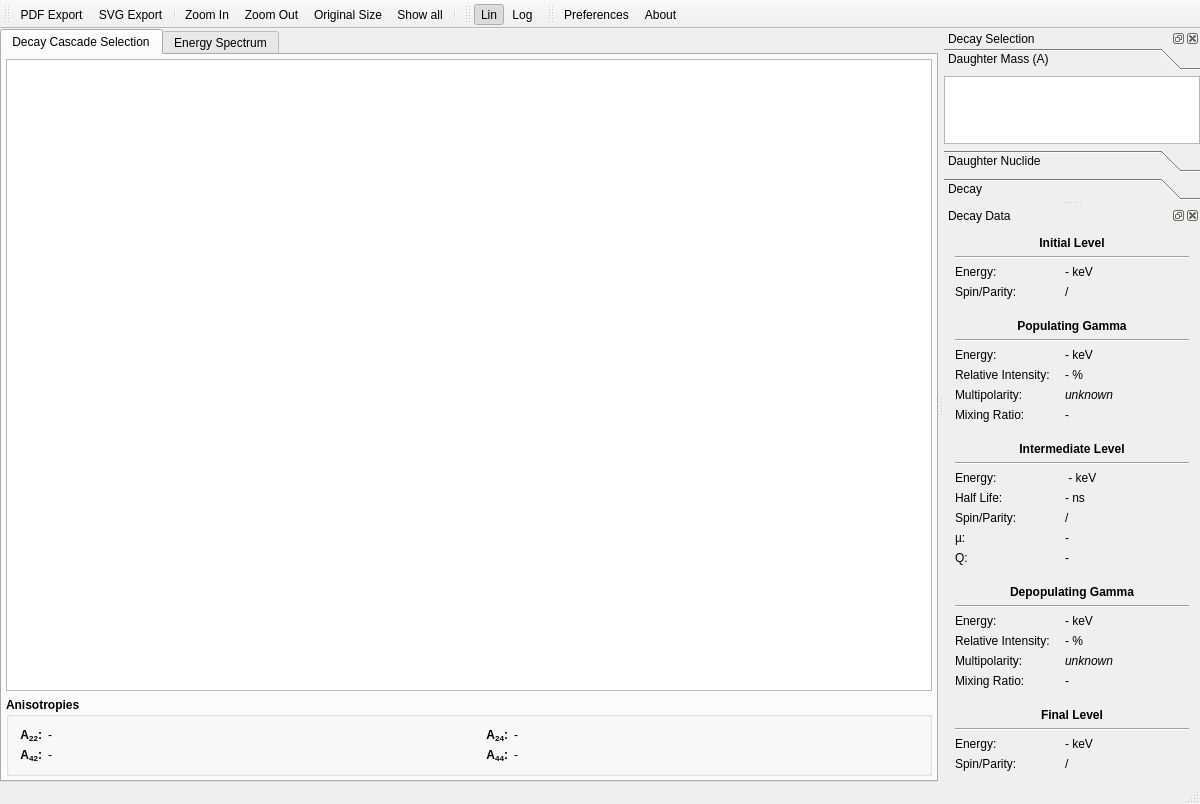
ferdymercury/nuclei, file trunk/Kaihen.ui: the form before one commit.
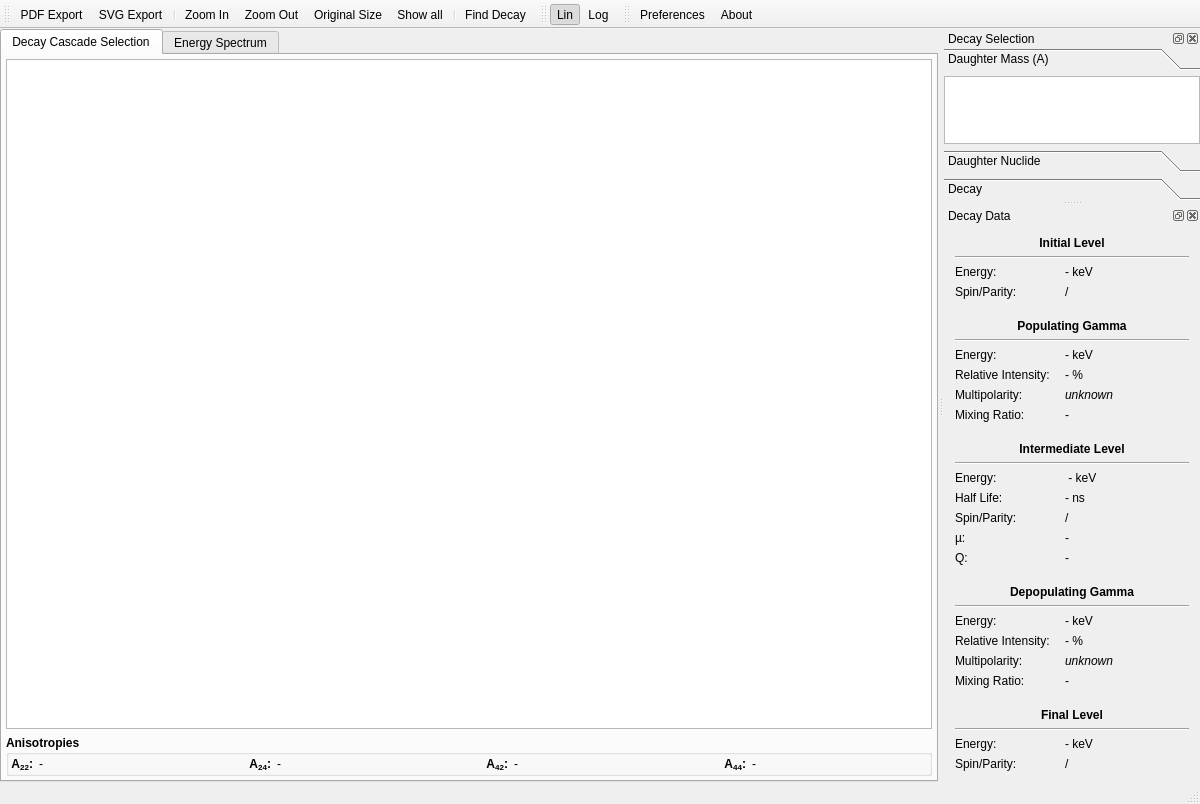
The form after the commit. Icons and pictures are not drawn. Custom widgets are drawn as their Qt base class.

Commit message: Improved GUI behaviour Added search action

Diff of the .ui file:
```diff
--- a/trunk/Kaihen.ui
+++ b/trunk/Kaihen.ui
@@ -65,8 +65,11 @@
           <property name="title">
            <string>Anisotropies</string>
           </property>
-          <layout class="QGridLayout" name="gridLayout">
-           <item row="0" column="0">
+          <layout class="QHBoxLayout" name="horizontalLayout">
+           <property name="margin">
+            <number>2</number>
+           </property>
+           <item>
             <widget class="QLabel" name="a22Label">
              <property name="sizePolicy">
               <sizepolicy hsizetype="Fixed" vsizetype="Preferred">
@@ -82,29 +85,7 @@
              </property>
             </widget>
            </item>
-           <item row="0" column="2">
-            <widget class="QLabel" name="a24Label">
-             <property name="sizePolicy">
-              <sizepolicy hsizetype="Fixed" vsizetype="Preferred">
-               <horstretch>0</horstretch>
-               <verstretch>0</verstretch>
-              </sizepolicy>
-             </property>
-             <property name="minimumSize">
-              <size>
-               <width>50</width>
-               <height>0</height>
-              </size>
-             </property>
-             <property name="text">
-              <string>&lt;html&gt;&lt;head/&gt;&lt;body&gt;&lt;p&gt;A&lt;span style=&quot; vertical-align:sub;&quot;&gt;24&lt;/span&gt;:&lt;/p&gt;&lt;/body&gt;&lt;/html&gt;</string>
-             </property>
-             <property name="alignment">
-              <set>Qt::AlignRight|Qt::AlignTrailing|Qt::AlignVCenter</set>
-             </property>
-            </widget>
-           </item>
-           <item row="0" column="1">
+           <item>
             <widget class="QLabel" name="a22">
              <property name="font">
               <font>
@@ -118,12 +99,37 @@
              <property name="text">
               <string>-</string>
              </property>
+             <property name="wordWrap">
+              <bool>true</bool>
+             </property>
              <property name="textInteractionFlags">
               <set>Qt::LinksAccessibleByMouse|Qt::TextSelectableByKeyboard|Qt::TextSelectableByMouse</set>
              </property>
             </widget>
            </item>
-           <item row="0" column="3">
+           <item>
+            <widget class="QLabel" name="a24Label">
+             <property name="sizePolicy">
+              <sizepolicy hsizetype="Fixed" vsizetype="Preferred">
+               <horstretch>0</horstretch>
+               <verstretch>0</verstretch>
+              </sizepolicy>
+             </property>
+             <property name="minimumSize">
+              <size>
+               <width>50</width>
+               <height>0</height>
+              </size>
+             </property>
+             <property name="text">
+              <string>&lt;html&gt;&lt;head/&gt;&lt;body&gt;&lt;p&gt;A&lt;span style=&quot; vertical-align:sub;&quot;&gt;24&lt;/span&gt;:&lt;/p&gt;&lt;/body&gt;&lt;/html&gt;</string>
+             </property>
+             <property name="alignment">
+              <set>Qt::AlignRight|Qt::AlignTrailing|Qt::AlignVCenter</set>
+             </property>
+            </widget>
+           </item>
+           <item>
             <widget class="QLabel" name="a24">
              <property name="font">
               <font>
@@ -137,12 +143,15 @@
              <property name="text">
               <string>-</string>
              </property>
+             <property name="wordWrap">
+              <bool>true</bool>
+             </property>
              <property name="textInteractionFlags">
               <set>Qt::LinksAccessibleByMouse|Qt::TextSelectableByKeyboard|Qt::TextSelectableByMouse</set>
              </property>
             </widget>
            </item>
-           <item row="1" column="0">
+           <item>
             <widget class="QLabel" name="a42Label">
              <property name="sizePolicy">
               <sizepolicy hsizetype="Fixed" vsizetype="Preferred">
@@ -150,6 +159,12 @@
                <verstretch>0</verstretch>
               </sizepolicy>
              </property>
+             <property name="minimumSize">
+              <size>
+               <width>50</width>
+               <height>0</height>
+              </size>
+             </property>
              <property name="text">
               <string>&lt;html&gt;&lt;head/&gt;&lt;body&gt;&lt;p&gt;A&lt;span style=&quot; vertical-align:sub;&quot;&gt;42&lt;/span&gt;:&lt;/p&gt;&lt;/body&gt;&lt;/html&gt;</string>
              </property>
@@ -158,7 +173,7 @@
              </property>
             </widget>
            </item>
-           <item row="1" column="1">
+           <item>
             <widget class="QLabel" name="a42">
              <property name="font">
               <font>
@@ -172,12 +187,15 @@
              <property name="text">
               <string>-</string>
              </property>
+             <property name="wordWrap">
+              <bool>true</bool>
+             </property>
              <property name="textInteractionFlags">
               <set>Qt::LinksAccessibleByMouse|Qt::TextSelectableByKeyboard|Qt::TextSelectableByMouse</set>
              </property>
             </widget>
            </item>
-           <item row="1" column="2">
+           <item>
             <widget class="QLabel" name="a44Label">
              <property name="sizePolicy">
               <sizepolicy hsizetype="Fixed" vsizetype="Preferred">
@@ -199,7 +217,7 @@
              </property>
             </widget>
            </item>
-           <item row="1" column="3">
+           <item>
             <widget class="QLabel" name="a44">
              <property name="font">
               <font>
@@ -213,6 +231,9 @@
              <property name="text">
               <string>-</string>
              </property>
+             <property name="wordWrap">
+              <bool>true</bool>
+             </property>
              <property name="textInteractionFlags">
               <set>Qt::LinksAccessibleByMouse|Qt::TextSelectableByKeyboard|Qt::TextSelectableByMouse</set>
              </property>
@@ -251,6 +272,7 @@
    <addaction name="actionOriginal_Size"/>
    <addaction name="actionShow_all"/>
    <addaction name="separator"/>
+   <addaction name="actionFind_Decay"/>
   </widget>
   <widget class="QStatusBar" name="statusBar"/>
   <widget class="QDockWidget" name="decaySelectorDock">
@@ -979,6 +1001,9 @@
    <property name="toolTip">
     <string>Export as PDF File</string>
    </property>
+   <property name="shortcut">
+    <string>Ctrl+P</string>
+   </property>
   </action>
   <action name="actionPreferences">
    <property name="icon">
@@ -992,28 +1017,19 @@
     <string>Change application preferences</string>
    </property>
   </action>
-  <action name="actionDecay_Selection_Dock">
+  <action name="actionFind_Decay">
    <property name="icon">
     <iconset resource="kaihen.qrc">
-     <normaloff>:/checkbox.png</normaloff>:/checkbox.png</iconset>
+     <normaloff>:/edit-find.png</normaloff>:/edit-find.png</iconset>
    </property>
    <property name="text">
-    <string>Decay Selection Dock</string>
+    <string>Find Decay</string>
    </property>
    <property name="toolTip">
-    <string>Show/Hide Decay Selection Dock</string>
+    <string>Parametric decay cascade search</string>
    </property>
-  </action>
-  <action name="actionDecay_Info_Dock">
-   <property name="icon">
-    <iconset resource="kaihen.qrc">
-     <normaloff>:/format-justify-fill.png</normaloff>:/format-justify-fill.png</iconset>
-   </property>
-   <property name="text">
-    <string>Decay Info Dock</string>
-   </property>
-   <property name="toolTip">
-    <string>Show/Hide Decay Information Dock</string>
+   <property name="shortcut">
+    <string>Ctrl+F</string>
    </property>
   </action>
  </widget>
```
The commit also changes 3 other files.
